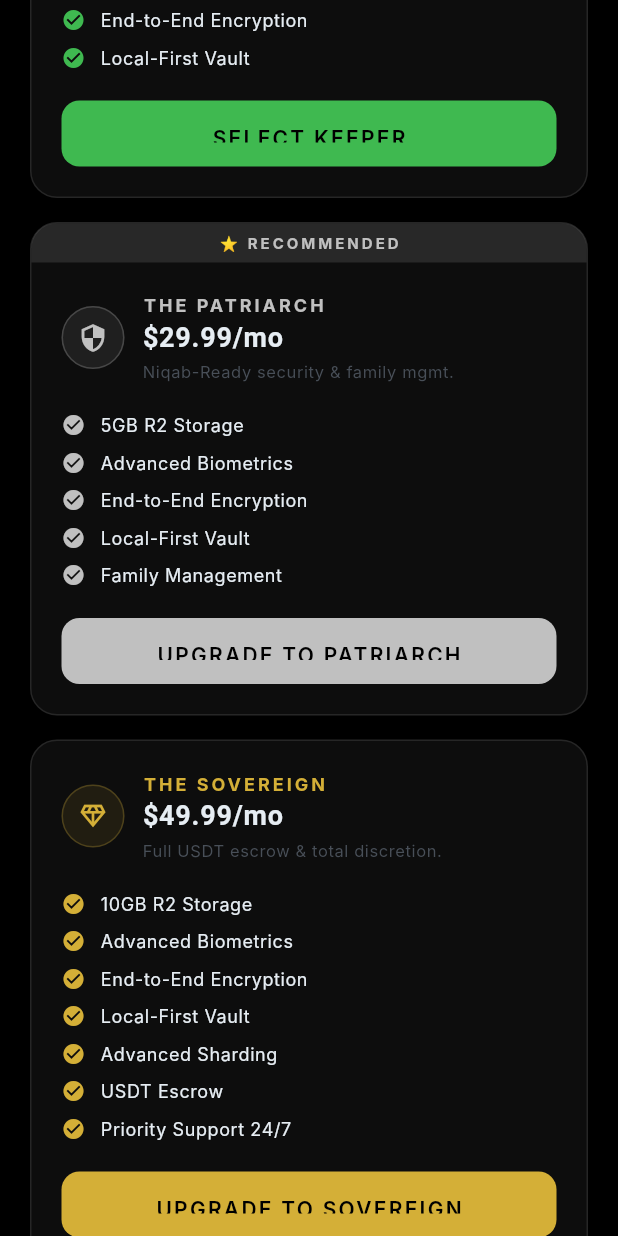
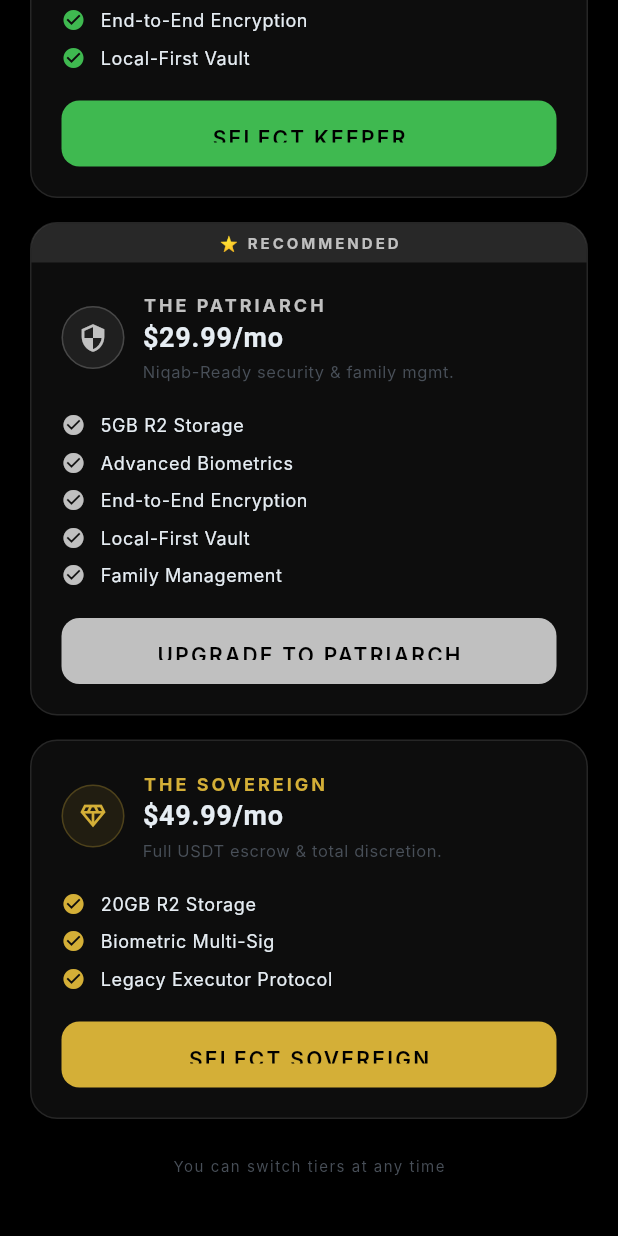
Before and after one commit to aboutony/project-aeterna, a Flutter app: the VaultTierScreen screen opened directly with empty values, scrolled down 271 dp, on a phone screen of 412 x 824 dp. Run offline on Flutter 3.47's test engine with Material 3 defaults, Android fonts, the light colour scheme and no system bars; our stand-ins replace qr_flutter, sqflite, sqflite_common_ffi_web; accounts and stored records are empty; Roboto replaces fonts that are missing (Inter, JetBrainsMono).

Commit message:
FIX: Sovereign Tier and Asset Interactivity

```diff
--- a/lib/features/billing/presentation/vault_tier_screen.dart
+++ b/lib/features/billing/presentation/vault_tier_screen.dart
@@ -154,13 +154,9 @@ class VaultTierScreen extends StatelessWidget {
                 icon: Icons.diamond_outlined,
                 color: goldColor,
                 features: [
-                  _TierFeature(isRtl ? '10GB تخزين R2' : '10GB R2 Storage', true),
-                  _TierFeature(isRtl ? 'بيومتري متقدم' : 'Advanced Biometrics', true),
-                  _TierFeature(isRtl ? 'تشفير من طرف إلى طرف' : 'End-to-End Encryption', true),
-                  _TierFeature(isRtl ? 'خزنة محلية أولاً' : 'Local-First Vault', true),
-                  _TierFeature(isRtl ? 'تجزئة متقدمة (Sharding)' : 'Advanced Sharding', true),
-                  _TierFeature(isRtl ? 'ضمان USDT' : 'USDT Escrow', true),
-                  _TierFeature(isRtl ? 'دعم ذو أولوية 24/7' : 'Priority Support 24/7', true),
+                  _TierFeature(isRtl ? '20GB تخزين R2' : '20GB R2 Storage', true),
+                  _TierFeature(isRtl ? 'توقيع بيومتري متعدد' : 'Biometric Multi-Sig', true),
+                  _TierFeature(isRtl ? 'بروتوكول المنفذ الإرثي' : 'Legacy Executor Protocol', true),
                 ],
                 accentColor: accentColor,
                 textPrimary: textPrimary,
@@ -366,7 +362,7 @@ class VaultTierScreen extends StatelessWidget {
                           ),
                           child: Text(
                             tier == 'sovereign'
-                                ? (isRtl ? 'ترقية إلى السيادي' : 'UPGRADE TO SOVEREIGN')
+                                ? (isRtl ? 'اختيار السيادي' : 'SELECT SOVEREIGN')
                                 : tier == 'patriarch'
                                     ? (isRtl ? 'ترقية إلى البطريرك' : 'UPGRADE TO PATRIARCH')
                                     : (isRtl ? 'اختر الحارس' : 'SELECT KEEPER'),
```
Also changed, not shown: lib/features/vault/presentation/asset_category_screen.dart (+6 -2 lines).
